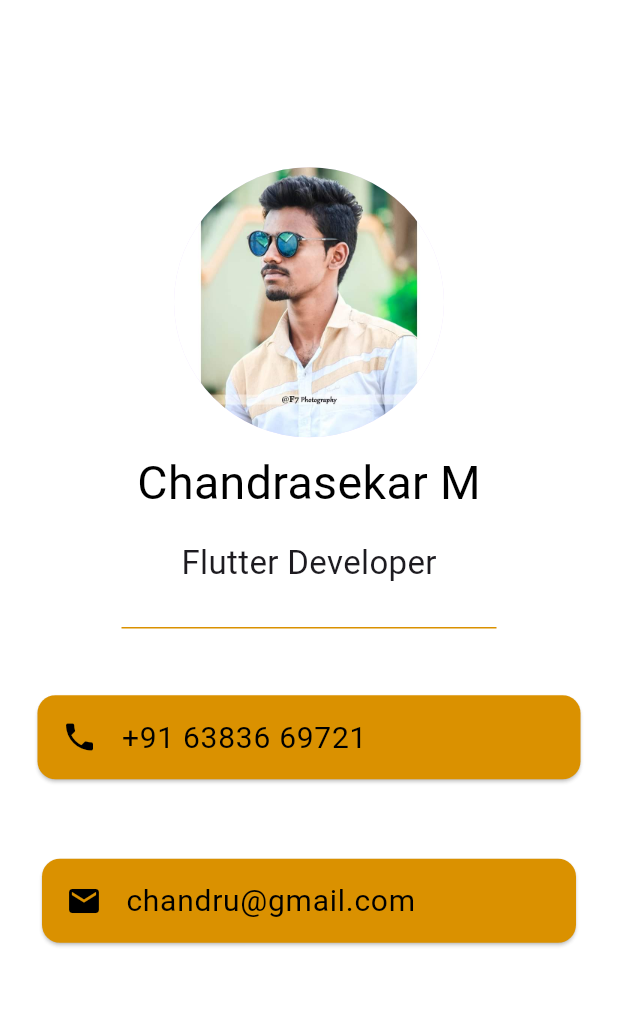
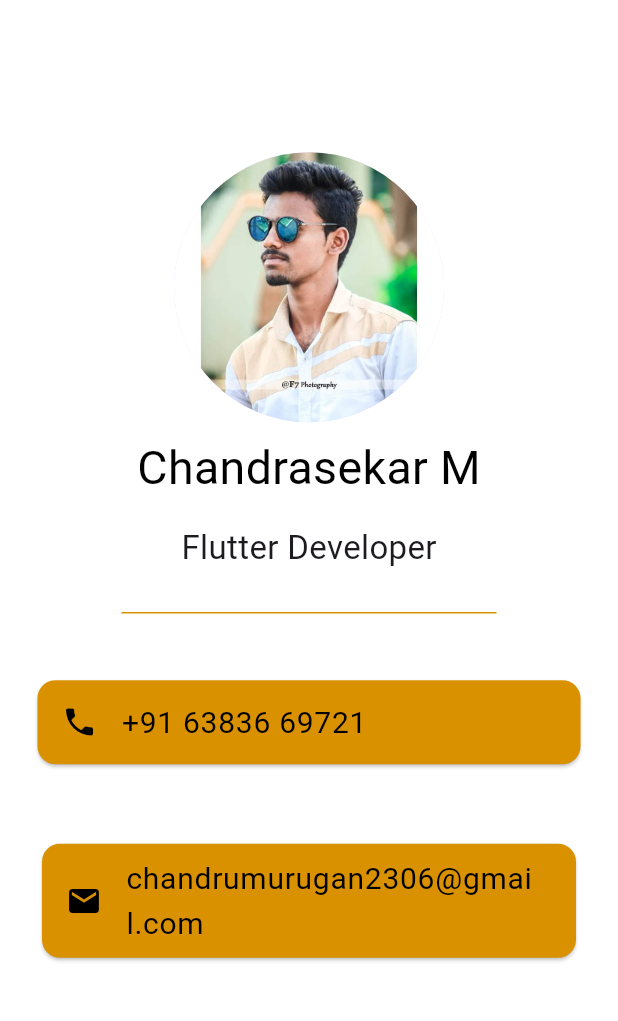
Before and after one commit to chandru2309/book_app, a Flutter app: the MyProfile screen opened directly, on a phone screen of 412 x 824 dp, the part 84-1105 px from its top. Run offline on Flutter 3.47's test engine with Material 3 defaults, Android fonts, the phone set to English and light mode, and no system bars; our stand-ins replace flutter_animate, flutter_tts, lottie, share_plus.

Commit message:
initial commit

```diff
--- a/lib/app_data_text.dart
+++ b/lib/app_data_text.dart
@@ -9,7 +9,7 @@ List<AppDataText> appDataText = [
   AppDataText(
       'This book teaches you how to "will" not to be,You need be defeated only if you are willing to be.'),
   AppDataText(
-      'It is a pity that people should let themselves be defeated by the problems so quite unnecessary..'),
+      'It is a pity that people should let themselves be defeated by the problems so quite unnecessary.'),
   AppDataText('If you read this book thoughtfully,you can experience an amazing improvement within yourself.'),
   AppDataText(
       'I am publishing this new volume under the title, The Power of Positive Thinking.'),
--- a/lib/company_profile.dart
+++ b/lib/company_profile.dart
@@ -95,7 +95,7 @@ class CompanyProfile extends StatelessWidget {
                     color: Colors.black,
                   ),
                   title: Text(
-                    'No.A3,Mahalakshmi Flat,\nSivagami Street,\nNew Perunagalathur.\nChennai-600 026. ',
+                    'No.A3, Mahalakshmi Flat,\nSivagami Street,\nNew Perunagalathur.\nChennai-600 026. ',
                     style: TextStyle(fontSize: 20, color: Colors.black),
                   ),
                 ),
--- a/lib/myprofile.dart
+++ b/lib/myprofile.dart
@@ -69,7 +69,7 @@ class MyProfile extends StatelessWidget {
                     leading: Icon(
                       Icons.email,color: Colors.black,
                     ),
-                    title: Text('chandru@gmail.com',
+                    title: Text('chandrumurugan2306@gmail.com',
                       style: TextStyle(
                           fontSize: 20,color: Colors.black
                       ),),
--- a/lib/page_view_words.dart
+++ b/lib/page_view_words.dart
@@ -106,8 +106,8 @@ class _PageViewWordsState extends State<PageViewWords> {
                 onTap: () {
                   print("---------------------->Share");
 
-                  _speak(appDataText[_selectedIndex]
-                      .text); // Pass selected word text
+                  _speak(appDataWords[_selectedIndex]
+                      .words); // Pass selected word text
                 },
                 child: Padding(
                     padding: EdgeInsets.only(right: 4),
```
Also changed, not shown: 2 other files.
